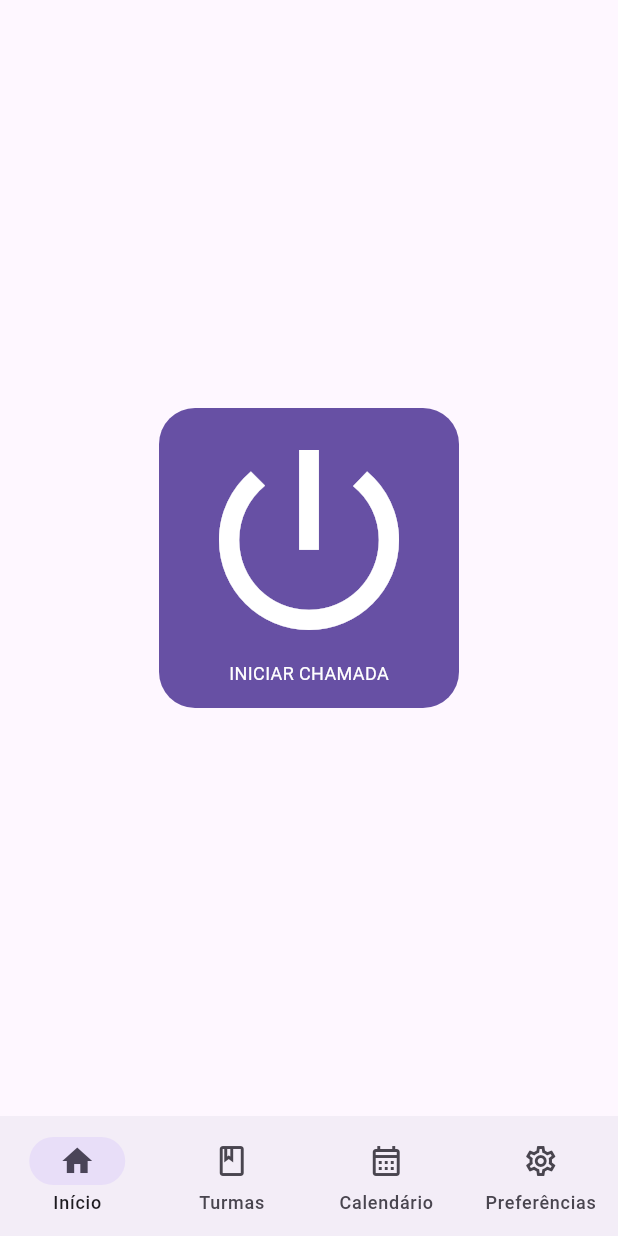
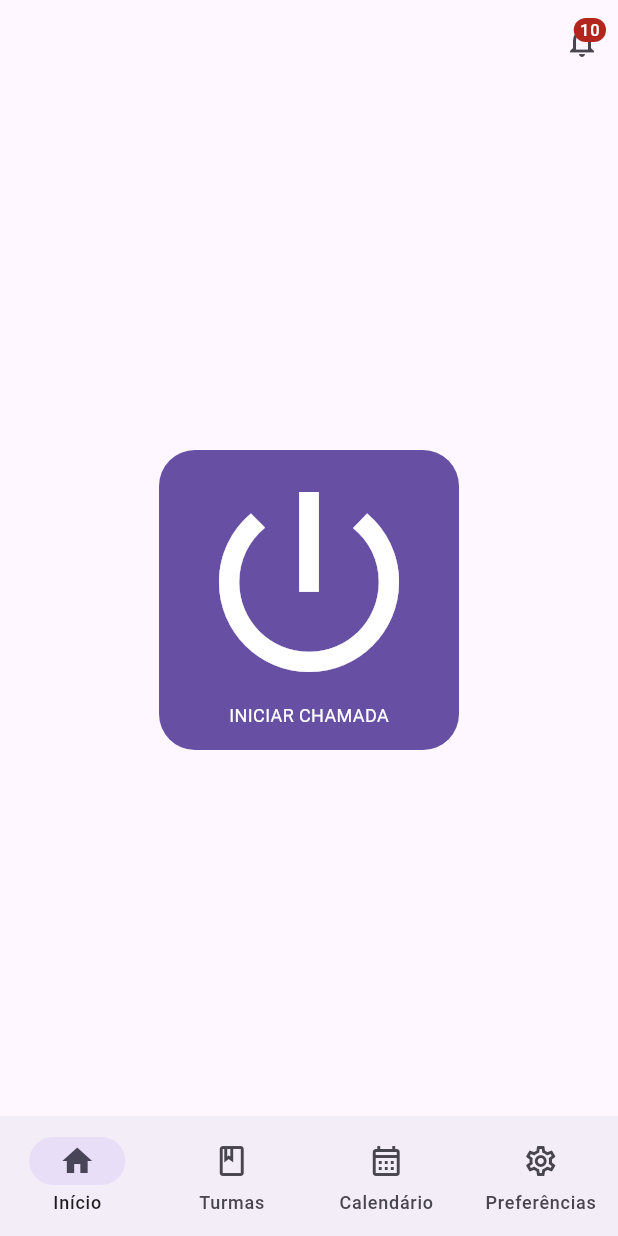
Before and after one commit to BrunaBecker/ESII-Chamada-Inteligente, a Flutter app: the HomeWidget screen opened by its route, on a phone screen of 412 x 824 dp. Run offline on Flutter 3.47's test engine with Material 2 defaults, Android fonts, the phone set to English and light mode, and no system bars; our stand-ins replace get, mask_text_input_formatter.

Commit message:
Add notifications button on home page

```diff
--- a/lib/app/pages/home/home_widget.dart
+++ b/lib/app/pages/home/home_widget.dart
@@ -1,6 +1,9 @@
 import 'package:flutter/material.dart';
+import 'package:get/get.dart';
 
+import '../../app_routes.dart';
 import '../../core/widgets/bottom_nav_bar.dart';
+import '../notifications/notifications_controller.dart';
 import 'widgets/start_button.dart';
 
 class HomeWidget extends StatelessWidget {
@@ -9,6 +12,39 @@ class HomeWidget extends StatelessWidget {
   @override
   Widget build(BuildContext context) {
     return Scaffold(
+      appBar: AppBar(
+        automaticallyImplyLeading: false,
+        actions: [
+          GetBuilder(
+            init: Get.find<NotificationsController>(),
+            builder: (controller) => GestureDetector(
+              onTap: () => Get.toNamed(AppRoutes.notifications),
+              child: Stack(
+                children: [
+                  const SizedBox(
+                    width: 48,
+                    height: 48,
+                    child: Icon(Icons.notifications_outlined),
+                  ),
+                  Obx(
+                    () => controller.isLoading || controller.totalUnreadNotifications < 1
+                        ? const SizedBox()
+                        : Positioned(
+                            top: 8,
+                            right: 8,
+                            child: Badge(
+                              smallSize: 16,
+                              largeSize: 16,
+                              label: Text(controller.totalUnreadNotifications.toString()),
+                            ),
+                          ),
+                  ),
+                ],
+              ),
+            ),
+          ),
+        ],
+      ),
       body: Container(
         alignment: Alignment.center,
         child: const Center(
```
